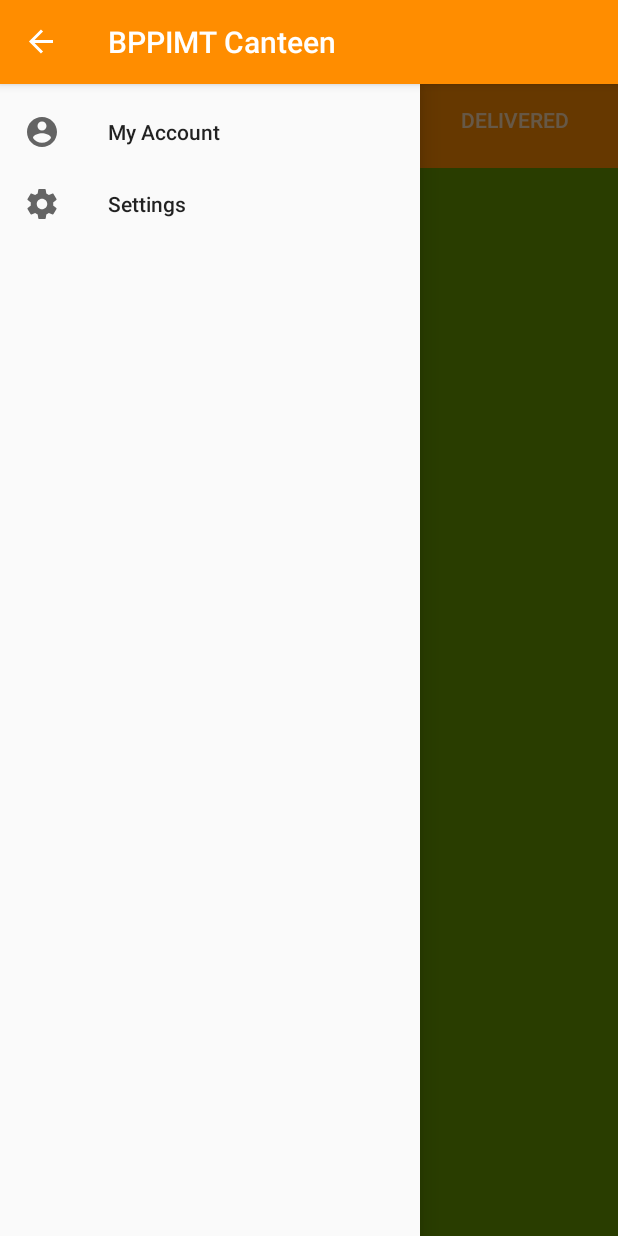
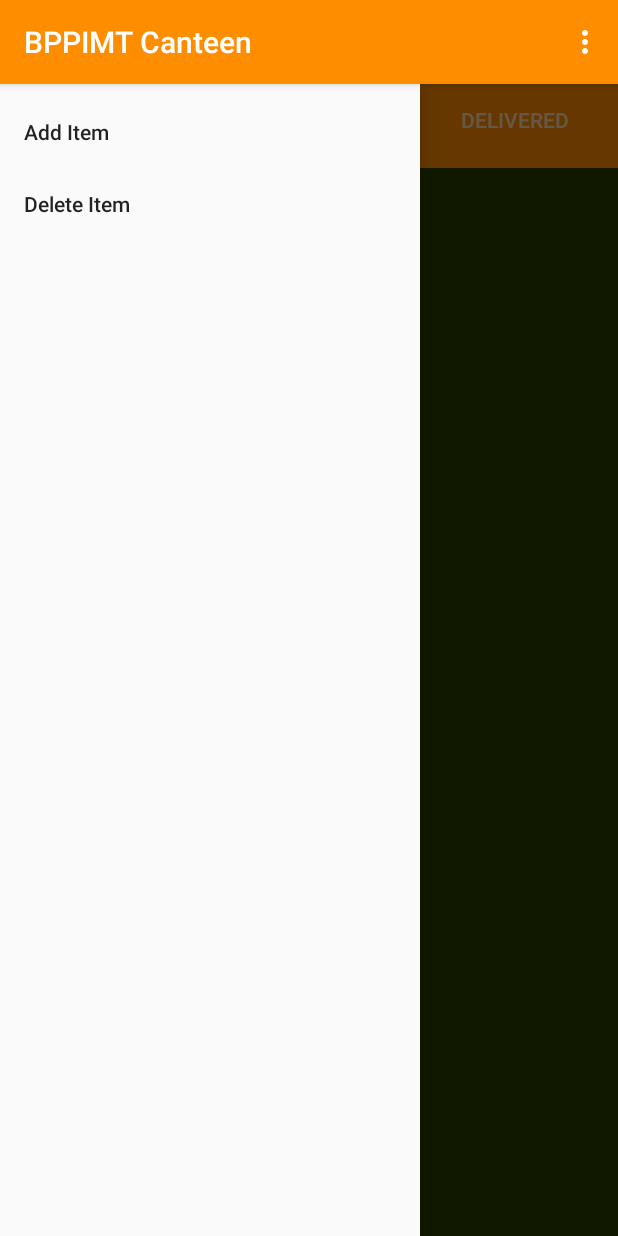
Before and after one commit to puja-65/CanteenMangmnt, an Android app: the AdmHome screen opened directly, with no data from a screen before it, with the side drawer open, on a phone screen of 412 x 824 dp. Run offline under Robolectric (Android 15) with nearby library versions, the phone set to English and light mode, and no system bars.

Commit message:
Initial commit

```diff
--- a/PoddarCanteen/app/build.gradle
+++ b/PoddarCanteen/app/build.gradle
@@ -37,10 +37,10 @@ dependencies {
     implementation 'com.google.firebase:firebase-database:16.1.0'
     implementation 'com.firebase:firebase-client-android:2.5.2'
 
-
-
 //    compile 'com.jakewharton:butterknife:6.1.0'
 
+    implementation 'com.google.firebase:firebase-storage:16.1.0'
+    implementation 'com.google.firebase:firebase-auth:16.2.1'
 }
 
 apply plugin: 'com.google.gms.google-services'
--- a/PoddarCanteen/app/src/main/java/com/example/user/poddarcanteen/AdmHome.java
+++ b/PoddarCanteen/app/src/main/java/com/example/user/poddarcanteen/AdmHome.java
@@ -1,62 +1,65 @@
 package com.example.user.poddarcanteen;
 
 
+import android.content.Intent;
 import android.support.annotation.NonNull;
 import android.support.design.widget.NavigationView;
 import android.support.v4.widget.DrawerLayout;
 import android.support.v7.app.ActionBarDrawerToggle;
 import android.support.v7.app.AppCompatActivity;
 import android.os.Bundle;
+import android.view.Menu;
+import android.view.MenuInflater;
 import android.view.MenuItem;
 import android.widget.Toast;
 import android.support.design.widget.TabLayout;
 import android.support.v4.view.ViewPager;
 import android.support.v7.widget.Toolbar;
 
-public class AdmHome extends AppCompatActivity implements TabLayout.OnTabSelectedListener {
+public class AdmHome extends AppCompatActivity implements TabLayout.OnTabSelectedListener  {
     private TabLayout tabLayout;
     //This is our viewPager
     private ViewPager viewPager;
 
-    private DrawerLayout dl;
-    private ActionBarDrawerToggle t;
-    private NavigationView nv;
-
+//    private DrawerLayout dl;
+//    private ActionBarDrawerToggle t;
+ //   private NavigationView nv;
 
     @Override
     public void onCreate(Bundle savedInstanceState) {
         super.onCreate(savedInstanceState);
+        setContentView(R.layout.activity_adm_home);
 
-        setContentView(R.layout.activity_adm_home);
-            dl = (DrawerLayout)findViewById(R.id.activity_adm_home);
-        t = new ActionBarDrawerToggle(this, dl,R.string.Open, R.string.Close);
-
+  /*      dl = (DrawerLayout) findViewById(R.id.activity_adm_home);
+        t = new ActionBarDrawerToggle(this, dl, R.string.Open, R.string.Close);
+        t.setDrawerIndicatorEnabled(true);
         dl.addDrawerListener(t);
         t.syncState();
         this.getSupportActionBar().setDisplayHomeAsUpEnabled(true);
 
         this.getSupportActionBar().setDisplayHomeAsUpEnabled(true);
 
-        nv = (NavigationView)findViewById(R.id.nv);
+        nv = (NavigationView) findViewById(R.id.nv);
         nv.setNavigationItemSelectedListener(new NavigationView.OnNavigationItemSelectedListener() {
             @Override
             public boolean onNavigationItemSelected(@NonNull MenuItem menuItem) {
                 int id = menuItem.getItemId();
-                switch(id)
-                {
+                switch (id) {
                     case R.id.account:
-                        Toast.makeText(AdmHome.this, "My Account",Toast.LENGTH_SHORT).show();
-//                    case R.id.settings:
-//                        Toast.makeText(MainActivity.this, "Settings",Toast.LENGTH_SHORT).show();
+                        Toast.makeText(AdmHome.this, "My Account", Toast.LENGTH_SHORT).show();
+                    case R.id.settings:
+                        Toast.makeText(AdmHome.this, "Settings", Toast.LENGTH_SHORT).show();
 //                    case R.id.mycart:
 //                        Toast.makeText(MainActivity.this, "My Cart",Toast.LENGTH_SHORT).show();
+                    case R.id.add_Item:
+                        Intent i = new Intent(AdmHome.this, Add_Item.class);
+                        startActivity(i);
                     default:
                         return true;
                 }
             }
-
         });
-
+*/
 
         //Initializing the tablayout
         tabLayout = (TabLayout) findViewById(R.id.tabLayout);
@@ -80,15 +83,40 @@ public class AdmHome extends AppCompatActivity implements TabLayout.OnTabSelecte
         tabLayout.setOnTabSelectedListener(this);
 
     }
+/*
+    @Override
+    public boolean onOptionsItemSelected(MenuItem item) {
 
-        @Override
-        public boolean onOptionsItemSelected(MenuItem item) {
+        return t.onOptionsItemSelected(item) || super.onOptionsItemSelected(item);
+    }
+*/
 
-            if(t.onOptionsItemSelected(item))
+
+    @Override
+    public boolean onCreateOptionsMenu(Menu menu) {
+        MenuInflater inflater=getMenuInflater();
+        inflater.inflate(R.menu.menu_navigation,menu);
+        return true;
+    }
+
+
+    @Override
+    public boolean onOptionsItemSelected(MenuItem item) {
+        switch (item.getItemId()){
+            case R.id.add_item:
+                Intent i=new Intent(getApplicationContext(),Add_Item.class);
+                startActivity(i);
                 return true;
+            case R.id.delete_item:
+                Toast.makeText(getApplicationContext(),"Delete",Toast.LENGTH_LONG).show();
+                return true;
+        }
+        return super.onOptionsItemSelected(item);
+    }
 
-            return super.onOptionsItemSelected(item);
-        }
+
+
+
 
     @Override
     public void onTabSelected(TabLayout.Tab tab) {
@@ -104,7 +132,6 @@ public class AdmHome extends AppCompatActivity implements TabLayout.OnTabSelecte
     public void onTabReselected(TabLayout.Tab tab) {
 
     }
-
 
 }
 
--- a/PoddarCanteen/app/src/main/java/com/example/user/poddarcanteen/Home.java
+++ b/PoddarCanteen/app/src/main/java/com/example/user/poddarcanteen/Home.java
@@ -38,12 +38,12 @@ TextView result;
 
         getSupportActionBar().setDisplayHomeAsUpEnabled(true);
 
-        NavigationView nav_view = (NavigationView) findViewById(R.id.nav_view);
+  /*      NavigationView nav_view = (NavigationView) findViewById(R.id.nav_view);
         nav_view.setNavigationItemSelectedListener(new NavigationView.OnNavigationItemSelectedListener() {
             @Override
             public boolean onNavigationItemSelected(@NonNull MenuItem menuItem) {
                 int id = menuItem.getItemId();
-                if (id == R.id.Settings) {
+                if (id == R.id.settings) {
                     String emailva = getIntent().getStringExtra("EMAIL");
                     Intent i = new Intent(getApplicationContext(), Settings.class);
                     i.putExtra("EMAIL", emailva);
@@ -56,7 +56,7 @@ TextView result;
                 }
                 return true;
             }
-        });
+        });*/
         result = findViewById(R.id.result);
         ViewData();
     }
--- a/PoddarCanteen/app/src/main/res/layout/activity_adm_home.xml
+++ b/PoddarCanteen/app/src/main/res/layout/activity_adm_home.xml
@@ -6,7 +6,16 @@
     android:layout_width="match_parent"
     android:layout_height="match_parent"
     tools:context="com.example.user.poddarcanteen.AdmHome"
-    android:background="@android:color/holo_green_dark">
+    android:background="@android:color/holo_green_dark"
+    android:orientation="vertical">
+    <RelativeLayout xmlns:android="http://schemas.android.com/apk/res/android"
+        xmlns:app="http://schemas.android.com/apk/res-auto"
+        xmlns:tools="http://schemas.android.com/tools"
+        android:layout_width="match_parent"
+        android:layout_height="match_parent"
+        tools:context=".MainActivity">
+
+    </RelativeLayout>
     <android.support.design.widget.NavigationView
         android:layout_width="wrap_content"
         android:layout_height="match_parent"
--- a/PoddarCanteen/app/src/main/res/menu/menu_navigation.xml
+++ b/PoddarCanteen/app/src/main/res/menu/menu_navigation.xml
@@ -1,12 +1,14 @@
 <?xml version="1.0" encoding="utf-8"?>
-<menu xmlns:android="http://schemas.android.com/apk/res/android">
+<menu xmlns:android="http://schemas.android.com/apk/res/android"
+    xmlns:app="http://schemas.android.com/apk/res-auto">
+
     <item
-        android:id="@+id/account"
-        android:icon="@drawable/ic_account_circle_black_24dp"
-        android:title="My Account"></item>
+        android:id="@+id/add_item"
+        android:title="Add Item"
+        app:showAsAction="never"/>
     <item
-        android:id="@+id/Settings"
-        android:icon="@drawable/ic_settings_black_24dp"
-        android:title="Settings"></item>
+        android:id="@+id/delete_item"
+        android:title="Delete Item"
+        app:showAsAction="never"/>
 
 </menu>
--- a/PoddarCanteen/build.gradle
+++ b/PoddarCanteen/build.gradle
@@ -7,7 +7,7 @@ buildscript {
         jcenter()
     }
     dependencies {
-        classpath 'com.android.tools.build:gradle:3.4.0'
+        classpath 'com.android.tools.build:gradle:3.2.1'
         classpath 'com.google.gms:google-services:4.2.0'
 
         // NOTE: Do not place your application dependencies here; they belong
```
Also changed, not shown: PoddarCanteen/app/src/main/AndroidManifest.xml (+4 -3 lines), PoddarCanteen/app/src/main/java/com/example/user/poddarcanteen/Add_Item.java (added, +214 -0 lines), PoddarCanteen/app/src/main/java/com/example/user/poddarcanteen/Food.java (added, +31 -0 lines), PoddarCanteen/app/src/main/res/drawable/ic_add_black_24dp.xml (added, +9 -0 lines), PoddarCanteen/app/src/main/res/drawable/ic_image_black_24dp.xml (added, +9 -0 lines), PoddarCanteen/app/src/main/res/layout/activity_add__item.xml (added, +100 -0 lines), PoddarCanteen/gradle/wrapper/gradle-wrapper.properties, 2 other files.
